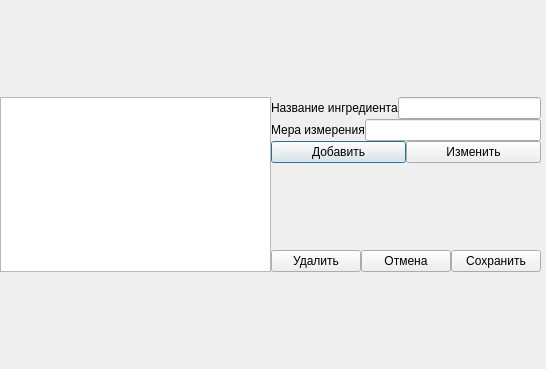
This is ingredients.ui in pi18a-group-dynamics/First-Team as Qt 5 draws it before an edit. The edited form follows.
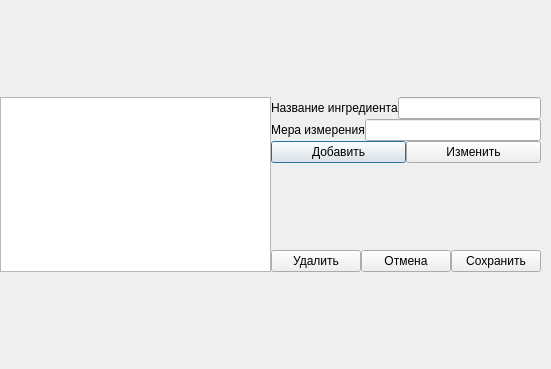
This is the edited form.

Commit message: Realised function form_init and push_init for ingredients

```diff
--- a/ingredients.ui
+++ b/ingredients.ui
@@ -6,7 +6,7 @@
    <rect>
     <x>0</x>
     <y>0</y>
-    <width>546</width>
+    <width>551</width>
     <height>369</height>
    </rect>
   </property>
```
The commit also changes 2 other files.
